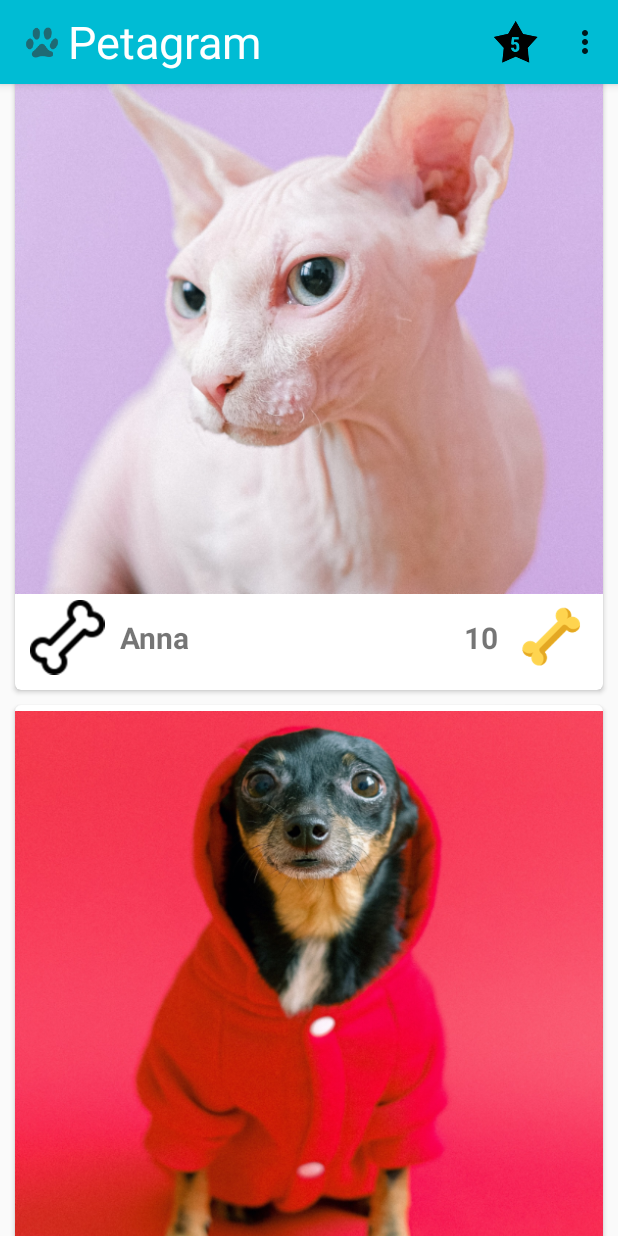
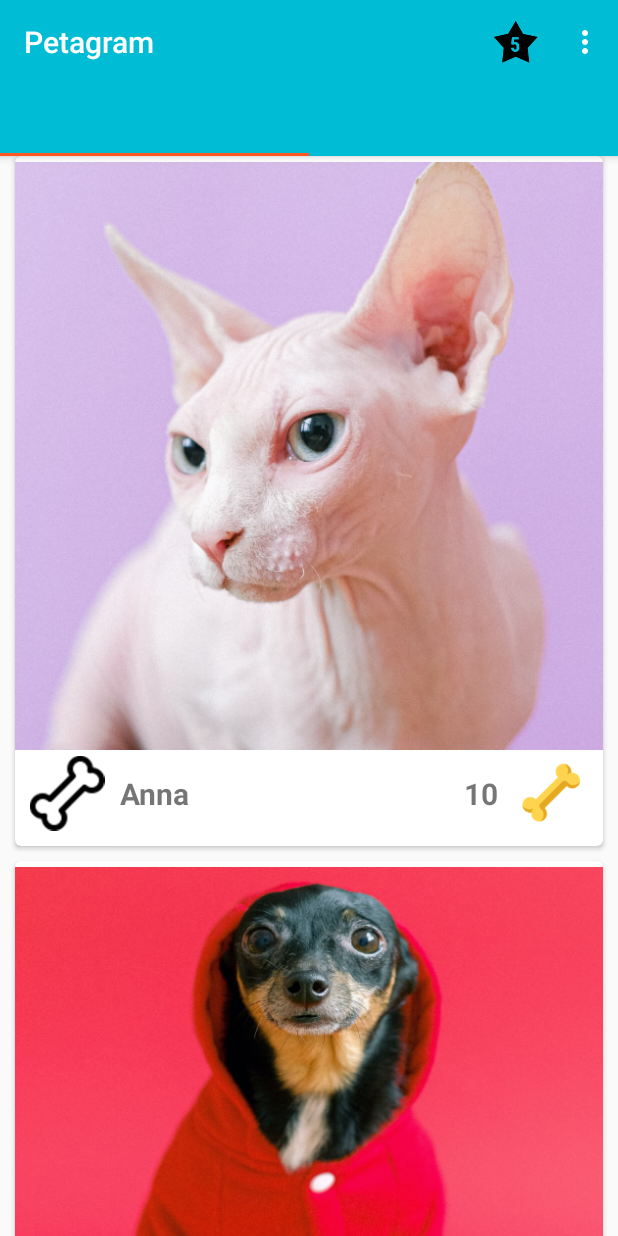
Before and after one commit to MHERNANDEZ-ALG/Petagram_Api, an Android app: the screen it shows after launch (MainActivity), on a phone screen of 412 x 824 dp. Run offline under Robolectric (Android 15) with nearby library versions, the phone set to English and light mode, and no system bars.

```diff
--- a/app/build.gradle
+++ b/app/build.gradle
@@ -26,6 +26,7 @@ dependencies {
     implementation fileTree(dir: "libs", include: ["*.jar"])
     implementation 'androidx.appcompat:appcompat:1.2.0'
     implementation 'androidx.constraintlayout:constraintlayout:2.0.1'
+    implementation 'androidx.legacy:legacy-support-v4:1.0.0'
     testImplementation 'junit:junit:4.12'
     androidTestImplementation 'androidx.test.ext:junit:1.1.2'
     androidTestImplementation 'androidx.test.espresso:espresso-core:3.3.0'
--- a/app/src/main/java/algorithm/mhernandez/petagram/MainActivity.java
+++ b/app/src/main/java/algorithm/mhernandez/petagram/MainActivity.java
@@ -1,32 +1,40 @@
 package algorithm.mhernandez.petagram;
 import androidx.appcompat.app.AppCompatActivity;
 import androidx.appcompat.widget.Toolbar;
+import androidx.fragment.app.Fragment;
 import androidx.recyclerview.widget.LinearLayoutManager;
 import androidx.recyclerview.widget.RecyclerView;
+import androidx.viewpager.widget.ViewPager;
+
 import android.content.Intent;
 import android.os.Bundle;
 import android.view.Menu;
 import android.view.MenuItem;
+
+import com.google.android.material.tabs.TabLayout;
+
 import java.util.ArrayList;
 
 public class MainActivity extends AppCompatActivity {
-    private RecyclerView listaMascotas;
-    ArrayList<Mascota>  mascotas;
+
+    private Toolbar toolbar;
+    private TabLayout tabLayout;
+    private ViewPager viewPager;
+
     @Override
     protected void onCreate(Bundle savedInstanceState) {
         super.onCreate(savedInstanceState);
         setContentView(R.layout.activity_main);
 
-        Toolbar myToolbar = (Toolbar) findViewById(R.id.my_toolbar);
-        setSupportActionBar(myToolbar);
+        toolbar     = (Toolbar) findViewById(R.id.toolbar);
+        tabLayout   = (TabLayout) findViewById(R.id.tabLayout);
+        viewPager   = (ViewPager) findViewById(R.id.viewPager);
 
-        listaMascotas = (RecyclerView) findViewById(R.id.rvMascotas);
-        LinearLayoutManager llm = new LinearLayoutManager(this);
-        llm.setOrientation(LinearLayoutManager.VERTICAL);
+        setUpViewPager();
 
-        listaMascotas.setLayoutManager(llm);
-        inicializarListaMascotas();
-        inicializarAdaptador();
+        if (toolbar != null){
+            setSupportActionBar(toolbar);
+        }
     }
 
     @Override
@@ -35,22 +43,19 @@ public class MainActivity extends AppCompatActivity {
         return true;
     }
 
-    public void inicializarAdaptador(){
-        MascotaAdaptador adaptador = new MascotaAdaptador(mascotas, this);
-        listaMascotas.setAdapter(adaptador);
+    private ArrayList<Fragment> agregarFragments(){
+        ArrayList<Fragment> fragments = new ArrayList<>();
+
+        fragments.add(new PrincipalFragment());
+        fragments.add(new PerfilFragment());
+        return fragments;
     }
 
-    public void inicializarListaMascotas(){
-        mascotas = new ArrayList<Mascota>();
+    private void setUpViewPager(){
+        viewPager.setAdapter(new PageAdapter(getSupportFragmentManager(), agregarFragments()));
+        tabLayout.setupWithViewPager(viewPager);
+    }
 
-        mascotas.add(new Mascota("Anna",R.drawable.anna_gato,10));
-        mascotas.add(new Mascota("Aron",R.drawable.aron_perro,15));
-        mascotas.add(new Mascota("Dante",R.drawable.dante_perro,21));
-        mascotas.add(new Mascota("Droid",R.drawable.droid_gato,33));
-        mascotas.add(new Mascota("Jacobs",R.drawable.jacobs_conejo,14));
-        mascotas.add(new Mascota("Sasha",R.drawable.sasha_perro,8));
-        mascotas.add(new Mascota("Shen",R.drawable.shen_perro,5));
-    }
     @Override
     public boolean onOptionsItemSelected(MenuItem item) {
         switch (item.getItemId()) {
--- /dev/null
+++ b/app/src/main/java/algorithm/mhernandez/petagram/PageAdapter.java
@@ -0,0 +1,27 @@
+package algorithm.mhernandez.petagram;
+
+import androidx.annotation.NonNull;
+import androidx.fragment.app.Fragment;
+import androidx.fragment.app.FragmentManager;
+import androidx.fragment.app.FragmentPagerAdapter;
+
+import java.util.ArrayList;
+
+public class PageAdapter extends FragmentPagerAdapter {
+    private ArrayList <Fragment> fragments;
+    public PageAdapter(@NonNull FragmentManager fm, ArrayList <Fragment> fragments) {
+        super (fm);
+        this.fragments = fragments;
+    }
+
+    @NonNull
+    @Override
+    public Fragment getItem(int position) {
+        return fragments.get(position);
+    }
+
+    @Override
+    public int getCount() {
+        return fragments.size();
+    }
+}
--- /dev/null
+++ b/app/src/main/java/algorithm/mhernandez/petagram/PerfilFragment.java
@@ -0,0 +1,23 @@
+package algorithm.mhernandez.petagram;
+
+import android.os.Bundle;
+
+import androidx.fragment.app.Fragment;
+
+import android.view.LayoutInflater;
+import android.view.View;
+import android.view.ViewGroup;
+
+public class PerfilFragment extends Fragment {
+
+    public PerfilFragment(){
+
+    }
+
+    @Override
+    public View onCreateView(LayoutInflater inflater, ViewGroup container,
+                             Bundle savedInstanceState) {
+        View v = inflater.inflate(R.layout.fragment_perfil, container, false);
+        return v;
+    }
+}
--- /dev/null
+++ b/app/src/main/java/algorithm/mhernandez/petagram/PrincipalFragment.java
@@ -0,0 +1,55 @@
+package algorithm.mhernandez.petagram;
+
+import android.os.Bundle;
+
+import androidx.fragment.app.Fragment;
+import androidx.recyclerview.widget.LinearLayoutManager;
+import androidx.recyclerview.widget.RecyclerView;
+
+import android.view.LayoutInflater;
+import android.view.View;
+import android.view.ViewGroup;
+
+import java.util.ArrayList;
+
+public class PrincipalFragment extends Fragment {
+    private RecyclerView listaMascotas;
+    ArrayList<Mascota> mascotas;
+    public PrincipalFragment() {
+        // Required empty public constructor
+    }
+
+    @Override
+    public View onCreateView(LayoutInflater inflater, ViewGroup container,
+                             Bundle savedInstanceState) {
+        // Inflate the layout for this fragment
+        View v = inflater.inflate(R.layout.fragment_principal, container, false);
+
+        listaMascotas = (RecyclerView) v.findViewById(R.id.rvMascotas);
+        LinearLayoutManager llm = new LinearLayoutManager(getActivity());
+        llm.setOrientation(LinearLayoutManager.VERTICAL);
+
+        listaMascotas.setLayoutManager(llm);
+        inicializarListaMascotas();
+        inicializarAdaptador();
+
+        return v;
+    }
+
+    public void inicializarAdaptador(){
+        MascotaAdaptador adaptador = new MascotaAdaptador(mascotas, getActivity());
+        listaMascotas.setAdapter(adaptador);
+    }
+
+    public void inicializarListaMascotas(){
+        mascotas = new ArrayList<Mascota>();
+
+        mascotas.add(new Mascota("Anna",R.drawable.anna_gato,10));
+        mascotas.add(new Mascota("Aron",R.drawable.aron_perro,15));
+        mascotas.add(new Mascota("Dante",R.drawable.dante_perro,21));
+        mascotas.add(new Mascota("Droid",R.drawable.droid_gato,33));
+        mascotas.add(new Mascota("Jacobs",R.drawable.jacobs_conejo,14));
+        mascotas.add(new Mascota("Sasha",R.drawable.sasha_perro,8));
+        mascotas.add(new Mascota("Shen",R.drawable.shen_perro,5));
+    }
+}
--- a/app/src/main/java/algorithm/mhernandez/petagram/SendMail.java
+++ b/app/src/main/java/algorithm/mhernandez/petagram/SendMail.java
@@ -38,7 +38,6 @@ public class SendMail extends AsyncTask<SendMail.Mail, Void, Void> {
         for (Mail mail : mails) {
 
             try {
-
                 Message message = new MimeMessage(session);
                 message.setFrom(new InternetAddress(mail.from));
                 message.setRecipients(Message.RecipientType.TO, InternetAddress.parse(mail.to));
--- a/app/src/main/res/layout/activity_main.xml
+++ b/app/src/main/res/layout/activity_main.xml
@@ -6,15 +6,32 @@
     android:layout_height="match_parent"
     tools:context=".MainActivity">
 
-    <include
-        android:id="@+id/my_toolbar"
-        layout="@layout/actionbar">
-    </include>
+    <com.google.android.material.appbar.AppBarLayout
+        android:layout_width="match_parent"
+        android:layout_height="wrap_content"
+        android:theme="@style/ThemeOverlay.AppCompat.Dark.ActionBar">
 
-    <androidx.recyclerview.widget.RecyclerView
-        android:id="@+id/rvMascotas"
+        <androidx.appcompat.widget.Toolbar
+            android:id="@+id/toolbar"
+            android:layout_width="match_parent"
+            android:layout_height="wrap_content"
+            app:layout_scrollFlags="scroll|enterAlways">
+        </androidx.appcompat.widget.Toolbar>
+
+        <com.google.android.material.tabs.TabLayout
+            android:id="@+id/tabLayout"
+            android:layout_width="match_parent"
+            android:layout_height="wrap_content">
+
+        </com.google.android.material.tabs.TabLayout>
+
+    </com.google.android.material.appbar.AppBarLayout>
+
+    <androidx.viewpager.widget.ViewPager
+        android:id="@+id/viewPager"
         android:layout_width="match_parent"
-        android:layout_height="match_parent"
-        android:layout_below="@id/my_toolbar"/>
+        android:layout_height="wrap_content"
+        app:layout_behavior="@string/appbar_scrolling_view_behavior">
+    </androidx.viewpager.widget.ViewPager>
 
 </androidx.coordinatorlayout.widget.CoordinatorLayout>
--- /dev/null
+++ b/app/src/main/res/layout/fragment_perfil.xml
@@ -0,0 +1,14 @@
+<?xml version="1.0" encoding="utf-8"?>
+<FrameLayout xmlns:android="http://schemas.android.com/apk/res/android"
+    xmlns:tools="http://schemas.android.com/tools"
+    android:layout_width="match_parent"
+    android:layout_height="match_parent"
+    tools:context=".PerfilFragment">
+
+    <!-- TODO: Update blank fragment layout -->
+    <TextView
+        android:layout_width="match_parent"
+        android:layout_height="match_parent"
+        android:text="@string/hello_blank_fragment" />
+
+</FrameLayout>
--- /dev/null
+++ b/app/src/main/res/layout/fragment_principal.xml
@@ -0,0 +1,14 @@
+<?xml version="1.0" encoding="utf-8"?>
+<FrameLayout xmlns:android="http://schemas.android.com/apk/res/android"
+    xmlns:tools="http://schemas.android.com/tools"
+    android:layout_width="match_parent"
+    android:layout_height="match_parent"
+    tools:context=".PrincipalFragment">
+
+    <androidx.recyclerview.widget.RecyclerView
+        android:id="@+id/rvMascotas"
+        android:layout_width="match_parent"
+        android:layout_height="match_parent"
+        android:layout_below="@id/my_toolbar"/>
+
+</FrameLayout>
--- a/app/src/main/res/values/strings.xml
+++ b/app/src/main/res/values/strings.xml
@@ -13,4 +13,6 @@
     <string name="descrip_ivraiting">Icono Raiting</string>
     <string name="txt_like">Me gusta</string>
     <string name="action_favorite">Fav</string>
+    <!-- TODO: Remove or change this placeholder text -->
+    <string name="hello_blank_fragment">Hello blank fragment</string>
 </resources>
```
Also changed, not shown: app/src/main/res/drawable-hdpi/ic_doggy.png (added), app/src/main/res/drawable-hdpi/ic_home.png (added), app/src/main/res/drawable-mdpi/ic_doggy.png (added), app/src/main/res/drawable-mdpi/ic_home.png (added), app/src/main/res/drawable-xhdpi/ic_doggy.png (added), app/src/main/res/drawable-xhdpi/ic_home.png (added), app/src/main/res/drawable-xxhdpi/ic_doggy.png (added), app/src/main/res/drawable-xxhdpi/ic_home.png (added), app/src/main/res/drawable-xxxhdpi/ic_doggy.png (added), app/src/main/res/drawable-xxxhdpi/ic_home.png (added).
